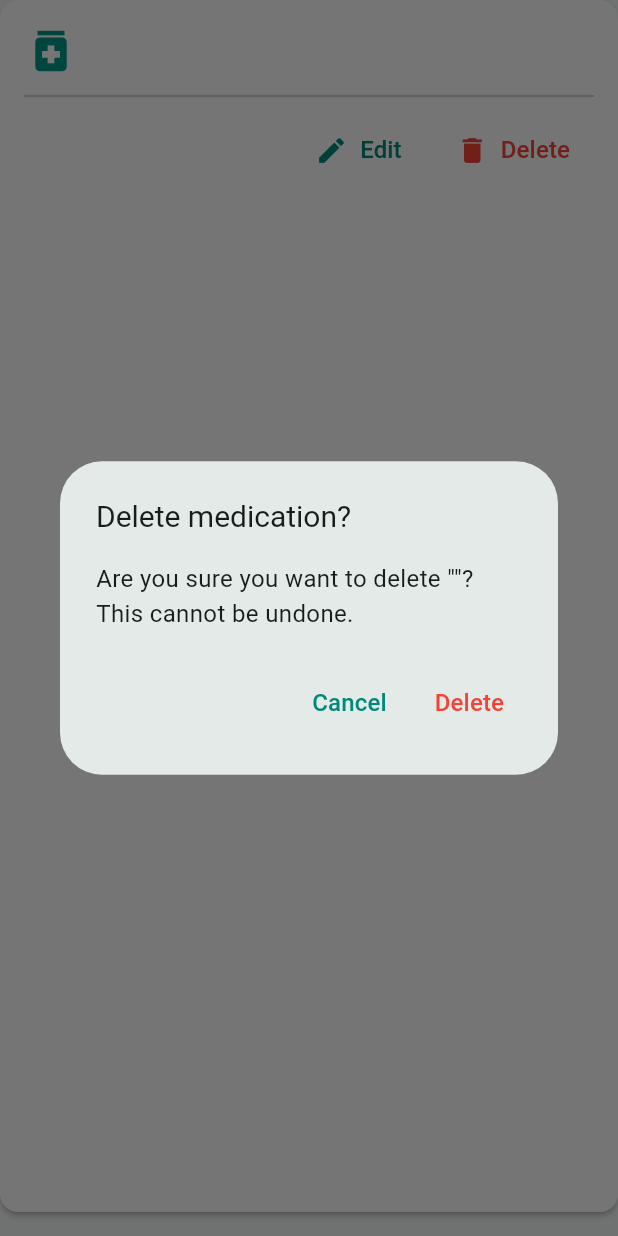
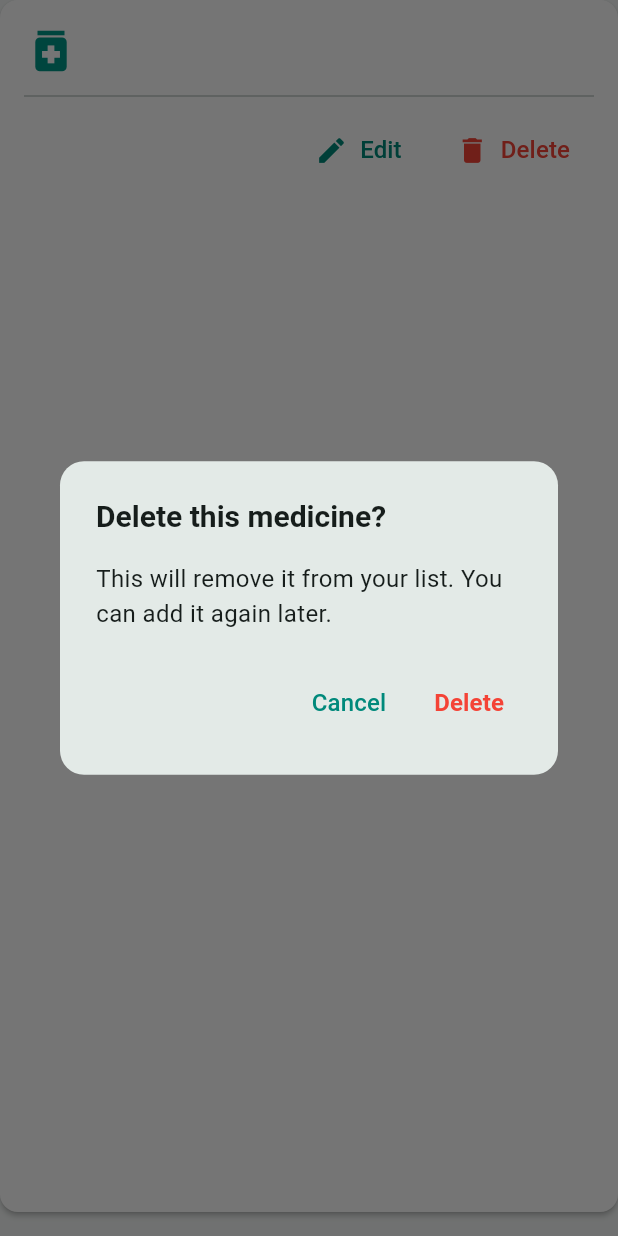
Before and after one commit to Lakindu99/mediassist, a Flutter app: the _MedicationCard widget shown alone on an empty page, opened directly with empty values, after a tap on "Delete", on a phone screen of 412 x 824 dp. Run offline on Flutter 3.47's test engine with Material 3 defaults, Android fonts, the phone set to English and light mode, and no system bars; our stand-ins replace cloud_firestore, firebase_auth, firebase_core, flutter_local_notifications, flutter_tts, share_plus and 2 more; accounts and stored records are empty.

Commit message:
Polish step 3: consistent feedback (save confirmations) and gentle delete dialogs

```diff
--- /dev/null
+++ b/lib/core/widgets/feedback_helpers.dart
@@ -0,0 +1,61 @@
+import 'package:flutter/material.dart';
+import '../theme/app_theme.dart';
+
+/// Consistent, kind user feedback across MediAssist.
+///
+/// Note: the success helper takes a ScaffoldMessengerState (captured BEFORE any
+/// navigation/await) so the confirmation still shows after a form screen pops —
+/// and it avoids "context used after async gap" issues.
+
+/// Show a success confirmation (green check) — e.g. after saving or deleting.
+void showSuccessSnack(ScaffoldMessengerState messenger, String message) {
+  messenger.showSnackBar(
+    SnackBar(
+      content: Row(
+        children: [
+          const Icon(Icons.check_circle, color: Color(0xFF66E0A3), size: 22),
+          const SizedBox(width: 10),
+          Expanded(child: Text(message, style: const TextStyle(fontSize: 15))),
+        ],
+      ),
+    ),
+  );
+}
+
+/// A consistent, gentle confirmation dialog for important/destructive actions.
+/// Returns true only if the user confirms.
+Future<bool> confirmAction(
+  BuildContext context, {
+  required String title,
+  required String message,
+  String confirmLabel = 'Confirm',
+  String cancelLabel = 'Cancel',
+  bool isDestructive = false,
+}) async {
+  final result = await showDialog<bool>(
+    context: context,
+    builder: (context) => AlertDialog(
+      shape: RoundedRectangleBorder(borderRadius: BorderRadius.circular(16)),
+      title: Text(title, style: const TextStyle(fontSize: 20, fontWeight: FontWeight.bold)),
+      content: Text(message, style: const TextStyle(fontSize: 16)),
+      actions: [
+        TextButton(
+          onPressed: () => Navigator.pop(context, false),
+          child: Text(cancelLabel, style: const TextStyle(fontSize: 16)),
+        ),
+        TextButton(
+          onPressed: () => Navigator.pop(context, true),
+          child: Text(
+            confirmLabel,
+            style: TextStyle(
+              fontSize: 16,
+              fontWeight: FontWeight.w600,
+              color: isDestructive ? Colors.red : AppColors.teal,
+            ),
+          ),
+        ),
+      ],
+    ),
+  );
+  return result ?? false;
+}
--- a/lib/features/appointment/appointment_list_screen.dart
+++ b/lib/features/appointment/appointment_list_screen.dart
@@ -2,6 +2,7 @@ import 'package:flutter/material.dart';
 import 'package:intl/intl.dart';
 import '../../core/services/appointment_service.dart';
 import '../../core/theme/app_theme.dart';
+import '../../core/widgets/feedback_helpers.dart';
 import '../../core/widgets/state_widgets.dart';
 import '../../models/appointment.dart';
 import 'appointment_form_screen.dart';
@@ -150,29 +151,13 @@ class _AppointmentCard extends StatelessWidget {
   }
 
   Future<void> _confirmDelete(BuildContext context) async {
-    final confirmed = await showDialog<bool>(
-      context: context,
-      builder: (context) => AlertDialog(
-        title: const Text('Delete appointment?', style: TextStyle(fontSize: 20)),
-        content: Text(
-          'Are you sure you want to delete the appointment with "${appointment.doctor}"? This cannot be undone.',
-          style: const TextStyle(fontSize: 16),
-        ),
-        actions: [
-          TextButton(
-            onPressed: () => Navigator.of(context).pop(false),
-            child: const Text('Cancel', style: TextStyle(fontSize: 16)),
-          ),
-          TextButton(
-            onPressed: () => Navigator.of(context).pop(true),
-            child: const Text('Delete',
-                style: TextStyle(fontSize: 16, color: Colors.red)),
-          ),
-        ],
-      ),
-    );
-    if (confirmed == true) {
-      await service.deleteAppointment(appointment.id);
-    }
+    final messenger = ScaffoldMessenger.of(context);
+    final ok = await confirmAction(context,
+        title: 'Delete this appointment?',
+        message: 'This will remove it from your appointments.',
+        confirmLabel: 'Delete', isDestructive: true);
+    if (!ok) return;
+    await service.deleteAppointment(appointment.id);
+    showSuccessSnack(messenger, 'Appointment deleted');
   }
 }
--- a/lib/features/medication/medication_list_screen.dart
+++ b/lib/features/medication/medication_list_screen.dart
@@ -1,6 +1,7 @@
 import 'package:flutter/material.dart';
 import '../../core/services/medication_service.dart';
 import '../../core/theme/app_theme.dart';
+import '../../core/widgets/feedback_helpers.dart';
 import '../../core/widgets/state_widgets.dart';
 import '../../models/medication.dart';
 import 'medication_form_screen.dart';
@@ -140,29 +141,13 @@ class _MedicationCard extends StatelessWidget {
   }
 
   Future<void> _confirmDelete(BuildContext context) async {
-    final confirmed = await showDialog<bool>(
-      context: context,
-      builder: (context) => AlertDialog(
-        title: const Text('Delete medication?', style: TextStyle(fontSize: 20)),
-        content: Text(
-          'Are you sure you want to delete "${medication.name}"? This cannot be undone.',
-          style: const TextStyle(fontSize: 16),
-        ),
-        actions: [
-          TextButton(
-            onPressed: () => Navigator.of(context).pop(false),
-            child: const Text('Cancel', style: TextStyle(fontSize: 16)),
-          ),
-          TextButton(
-            onPressed: () => Navigator.of(context).pop(true),
-            child: const Text('Delete',
-                style: TextStyle(fontSize: 16, color: Colors.red)),
-          ),
-        ],
-      ),
-    );
-    if (confirmed == true) {
-      await service.deleteMedication(medication.id);
-    }
+    final messenger = ScaffoldMessenger.of(context);
+    final ok = await confirmAction(context,
+        title: 'Delete this medicine?',
+        message: 'This will remove it from your list. You can add it again later.',
+        confirmLabel: 'Delete', isDestructive: true);
+    if (!ok) return;
+    await service.deleteMedication(medication.id);
+    showSuccessSnack(messenger, 'Medicine deleted');
   }
 }
```
Also changed, not shown: lib/features/appointment/appointment_form_screen.dart (+7 -1 lines), lib/features/medication/medication_form_screen.dart (+7 -1 lines).
